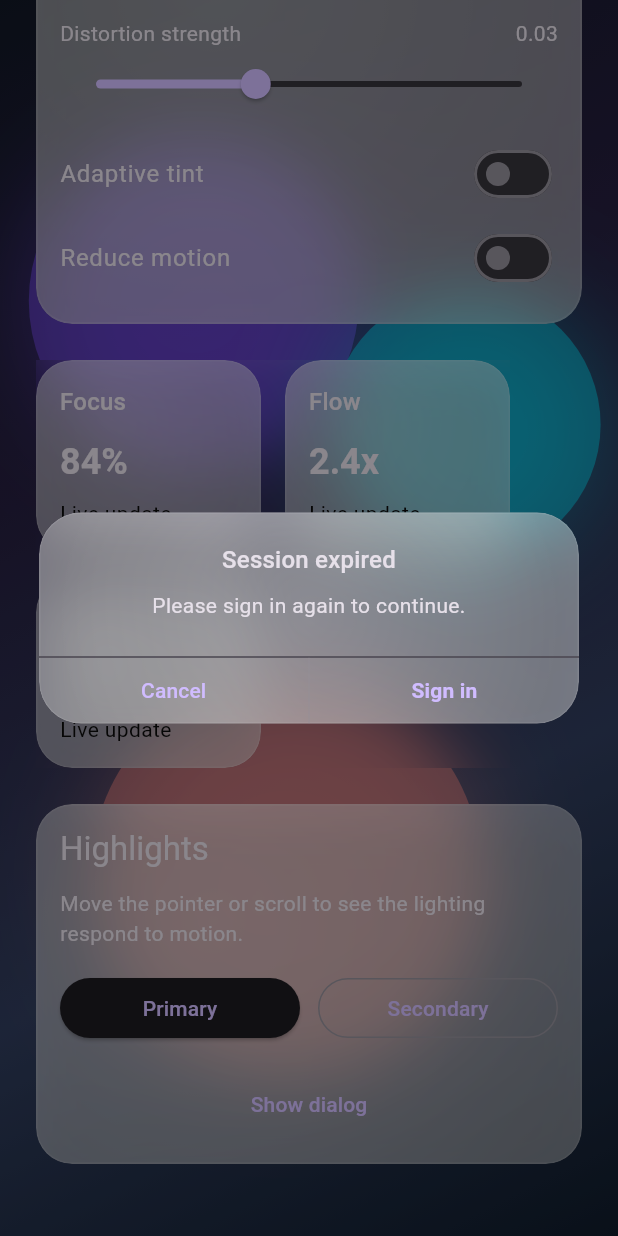
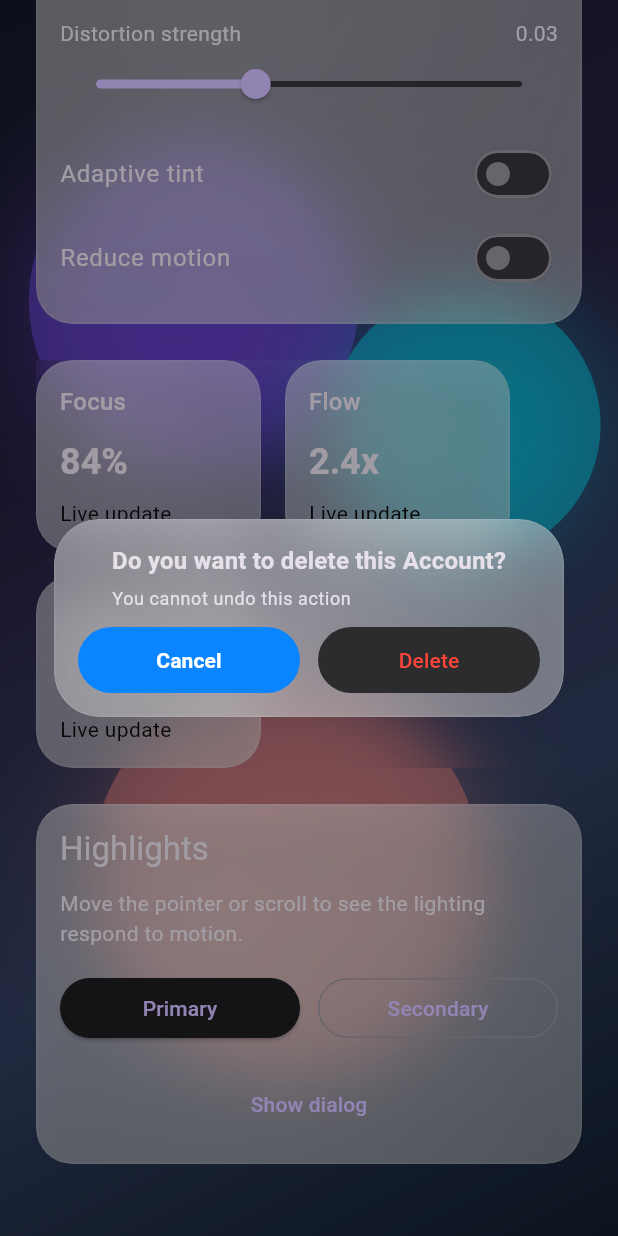
Before and after one commit to andrry7777/liquid_glass_immitation, a Flutter app: the screen it shows after launch, scrolled down 264 dp, after a tap on "Show dialog", on a phone screen of 412 x 824 dp. Run offline on Flutter 3.47's test engine with Material 3 defaults, Android fonts, the phone set to English and light mode, and no system bars.

Commit message:
fix: dialog design

```diff
--- a/example/lib/main.dart
+++ b/example/lib/main.dart
@@ -86,16 +86,17 @@ class GlassLikeSurfaceDemoPage extends StatelessWidget {
         context: context,
         builder: (context) => GlassLikeSurfaceDialog(
           config: _config,
-          title: const Text('Session expired'),
-          content: const Text('Please sign in again to continue.'),
+          title: const Text('Do you want to delete this Account?'),
+          content: const Text('You cannot undo this action'),
           actions: [
             GlassLikeSurfaceDialogAction(
+              isDefaultAction: true,
               child: const Text('Cancel'),
               onPressed: () => Navigator.of(context).pop(),
             ),
             GlassLikeSurfaceDialogAction(
-              isDefaultAction: true,
-              child: const Text('Sign in'),
+              isDestructive: true,
+              child: const Text('Delete'),
               onPressed: () => Navigator.of(context).pop(),
             ),
           ],
--- a/lib/src/glass_like_surface_dialog.dart
+++ b/lib/src/glass_like_surface_dialog.dart
@@ -1,23 +1,43 @@
+import 'dart:math' as math;
+
 import 'package:flutter/material.dart';
 
 import 'config.dart';
+import 'glass_like_surface_style.dart';
 import 'glass_like_surface_surface.dart';
 
 Future<T?> showGlassLikeSurfaceDialog<T>({
   required BuildContext context,
   required WidgetBuilder builder,
   bool barrierDismissible = false,
-  Color barrierColor = const Color(0x66000000),
+  Color barrierColor = const Color(0x4D000000),
   bool useRootNavigator = true,
   RouteSettings? routeSettings,
+  Duration transitionDuration = const Duration(milliseconds: 220),
 }) {
-  return showDialog<T>(
+  return showGeneralDialog<T>(
     context: context,
     barrierDismissible: barrierDismissible,
+    barrierLabel: MaterialLocalizations.of(context).modalBarrierDismissLabel,
     barrierColor: barrierColor,
+    transitionDuration: transitionDuration,
     useRootNavigator: useRootNavigator,
     routeSettings: routeSettings,
-    builder: builder,
+    pageBuilder: (context, _, __) => builder(context),
+    transitionBuilder: (context, animation, secondaryAnimation, child) {
+      final curved = CurvedAnimation(
+        parent: animation,
+        curve: Curves.easeOutCubic,
+        reverseCurve: Curves.easeInCubic,
+      );
+      return FadeTransition(
+        opacity: curved,
+        child: ScaleTransition(
+          scale: Tween<double>(begin: 1.05, end: 1.0).animate(curved),
+          child: child,
+        ),
+      );
+    },
   );
 }
 
@@ -28,11 +48,12 @@ class GlassLikeSurfaceDialog extends StatelessWidget {
     this.content,
     this.actions = const <Widget>[],
     this.config,
-    this.borderRadius = const BorderRadius.all(Radius.circular(28)),
-    this.contentPadding = const EdgeInsets.fromLTRB(20, 20, 20, 16),
-    this.actionsPadding = const EdgeInsets.only(top: 8),
-    this.maxWidth = 360,
-    this.minWidth = 280,
+    this.borderRadius = const BorderRadius.all(Radius.circular(30)),
+    this.contentPadding = const EdgeInsets.fromLTRB(20, 18, 20, 12),
+    this.actionsPadding = const EdgeInsets.fromLTRB(16, 0, 16, 16),
+    this.actionsSpacing = 12,
+    this.maxWidth = 340,
+    this.minWidth = 270,
   });
 
   final Widget? title;
@@ -42,19 +63,35 @@ class GlassLikeSurfaceDialog extends StatelessWidget {
   final BorderRadius borderRadius;
   final EdgeInsets contentPadding;
   final EdgeInsets actionsPadding;
+  final double actionsSpacing;
   final double maxWidth;
   final double minWidth;
 
   @override
   Widget build(BuildContext context) {
-    final titleStyle =
-        Theme.of(context).textTheme.titleMedium ?? const TextStyle(fontSize: 17);
+    final textTheme = Theme.of(context).textTheme;
+    final titleStyle = (textTheme.titleMedium ??
+            const TextStyle(fontSize: 17, fontWeight: FontWeight.w600))
+        .copyWith(fontWeight: FontWeight.w600, height: 1.2);
     final contentStyle =
-        Theme.of(context).textTheme.bodyMedium ?? const TextStyle(fontSize: 15);
+        (textTheme.bodySmall ?? const TextStyle(fontSize: 13)).copyWith(
+      height: 1.25,
+    );
+    final dividerColor = Theme.of(context)
+        .dividerColor
+        .withValues(alpha: 0.4);
+    final mediaWidth = MediaQuery.sizeOf(context).width;
+    final resolvedMaxWidth = math.min(maxWidth, mediaWidth - 40);
+    final resolvedMinWidth = math.min(minWidth, resolvedMaxWidth);
 
-    return Center(
+    return SafeArea(
+      minimum: const EdgeInsets.all(16),
+      child: Center(
         child: ConstrainedBox(
-        constraints: BoxConstraints(minWidth: minWidth, maxWidth: maxWidth),
+          constraints: BoxConstraints(
+            minWidth: resolvedMinWidth,
+            maxWidth: resolvedMaxWidth,
+          ),
           child: GlassLikeSurface(
             config: config,
             borderRadius: borderRadius,
@@ -64,13 +101,15 @@ class GlassLikeSurfaceDialog extends StatelessWidget {
               children: [
                 Padding(
                   padding: contentPadding,
+                  child: GlassLikeSurfaceForeground(
                     child: Column(
                       mainAxisSize: MainAxisSize.min,
+                      crossAxisAlignment: CrossAxisAlignment.start,
                       children: [
                         if (title != null)
                           DefaultTextStyle(
                             style: titleStyle,
-                        textAlign: TextAlign.center,
+                            textAlign: TextAlign.left,
                             child: title!,
                           ),
                         if (title != null && content != null)
@@ -78,20 +117,24 @@ class GlassLikeSurfaceDialog extends StatelessWidget {
                         if (content != null)
                           DefaultTextStyle(
                             style: contentStyle,
-                        textAlign: TextAlign.center,
+                            textAlign: TextAlign.left,
                             child: content!,
                           ),
                       ],
                     ),
                   ),
-              if (actions.isNotEmpty) ...[
+                ),
+                if (actions.isNotEmpty)
                   Padding(
                     padding: actionsPadding,
-                  child: const Divider(height: 1),
+                    child: _GlassLikeSurfaceDialogActions(
+                      actions: actions,
+                      spacing: actionsSpacing,
+                      dividerColor: dividerColor,
                     ),
-                _GlassLikeSurfaceDialogActions(actions: actions),
+                  ),
               ],
-            ],
+            ),
           ),
         ),
       ),
@@ -106,33 +149,64 @@ class GlassLikeSurfaceDialogAction extends StatelessWidget {
     this.onPressed,
     this.isDestructive = false,
     this.isDefaultAction = false,
+    this.backgroundColor,
+    this.foregroundColor,
+    this.height = 44,
   });
 
   final Widget child;
   final VoidCallback? onPressed;
   final bool isDestructive;
   final bool isDefaultAction;
+  final Color? backgroundColor;
+  final Color? foregroundColor;
+  final double height;
 
   @override
   Widget build(BuildContext context) {
     final textStyle = Theme.of(context).textTheme.labelLarge ??
-        const TextStyle(fontSize: 16);
-    final Color color = isDestructive
-        ? Theme.of(context).colorScheme.error
-        : Theme.of(context).colorScheme.primary;
+        const TextStyle(fontSize: 17, fontWeight: FontWeight.w500);
     final fontWeight = isDefaultAction ? FontWeight.w600 : FontWeight.w500;
+    final brightness = Theme.of(context).brightness;
+    final bool isDark = brightness == Brightness.dark;
+    final Color systemBlue =
+        isDark ? const Color(0xFF0A84FF) : const Color(0xFF007AFF);
+    final Color systemRed =
+        isDark ? const Color(0xFFFF453A) : const Color(0xFFFF3B30);
+    final Color neutralFill =
+        isDark ? const Color(0xFF2C2C2E) : const Color(0xFFE5E5EA);
+
+    final Color resolvedBackground = backgroundColor ??
+        (isDefaultAction ? systemBlue : neutralFill);
+    final Color resolvedForeground = foregroundColor ??
+        (isDefaultAction
+            ? Colors.white
+            : isDestructive
+                ? systemRed
+                : systemBlue);
 
     return Material(
-      type: MaterialType.transparency,
+      color: resolvedBackground,
+      shape: const StadiumBorder(),
+      clipBehavior: Clip.antiAlias,
       child: InkWell(
         onTap: onPressed,
+        customBorder: const StadiumBorder(),
+        overlayColor: WidgetStateProperty.resolveWith<Color?>(
+          (states) => states.contains(WidgetState.pressed)
+              ? resolvedForeground.withValues(alpha: 0.12)
+              : null,
+        ),
         child: SizedBox(
-          height: 44,
+          height: height,
           child: Center(
             child: DefaultTextStyle(
-              style: textStyle.copyWith(color: color, fontWeight: fontWeight),
+              style: textStyle.copyWith(
+                color: resolvedForeground,
+                fontWeight: fontWeight,
+              ),
               child: IconTheme.merge(
-                data: IconThemeData(color: color),
+                data: IconThemeData(color: resolvedForeground),
                 child: child,
               ),
             ),
@@ -146,15 +220,16 @@ class GlassLikeSurfaceDialogAction extends StatelessWidget {
 class _GlassLikeSurfaceDialogActions extends StatelessWidget {
   const _GlassLikeSurfaceDialogActions({
     required this.actions,
+    required this.spacing,
+    required this.dividerColor,
   });
 
   final List<Widget> actions;
+  final double spacing;
+  final Color dividerColor;
 
   @override
   Widget build(BuildContext context) {
-    final dividerColor = Theme.of(context)
-        .dividerColor
-        .withValues(alpha: 0.4);
     final bool useRow = actions.length <= 2;
 
     if (useRow) {
@@ -163,7 +238,7 @@ class _GlassLikeSurfaceDialogActions extends StatelessWidget {
           for (int i = 0; i < actions.length; i++) ...[
             Expanded(child: actions[i]),
             if (i != actions.length - 1)
-              Container(width: 1, height: 44, color: dividerColor),
+              SizedBox(width: spacing),
           ],
         ],
       );
@@ -175,7 +250,7 @@ class _GlassLikeSurfaceDialogActions extends StatelessWidget {
         for (int i = 0; i < actions.length; i++) ...[
           actions[i],
           if (i != actions.length - 1)
-            Container(height: 1, color: dividerColor),
+            SizedBox(height: spacing),
         ],
       ],
     );
```
Lines whose indentation alone changed are shown as unchanged.
